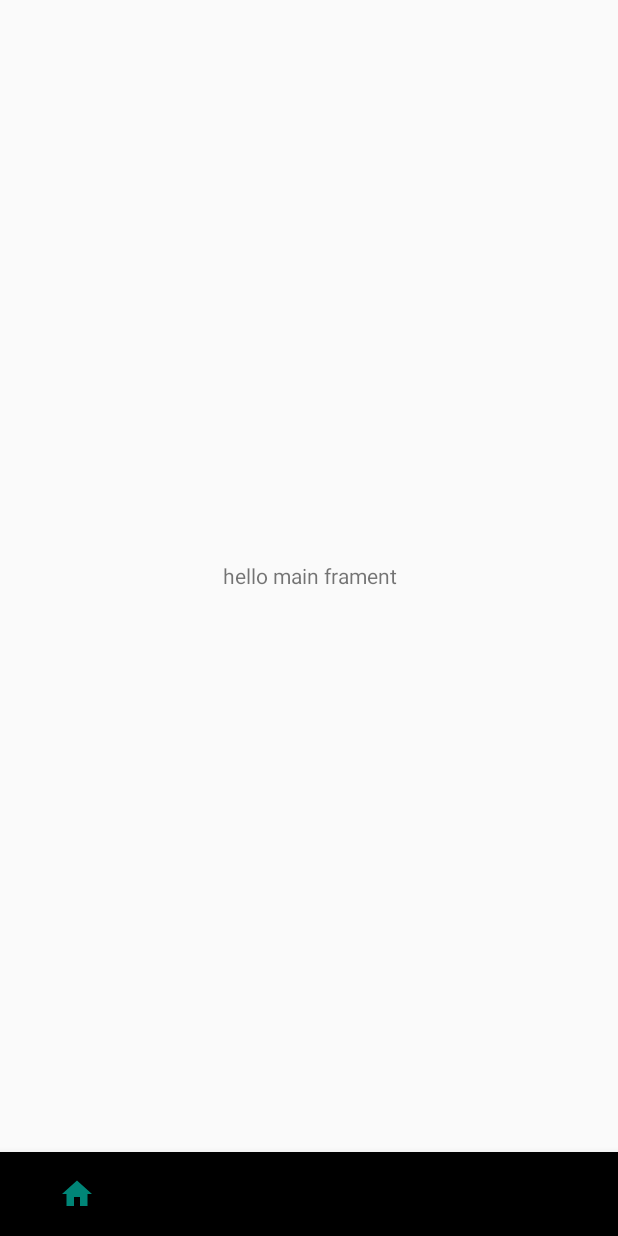
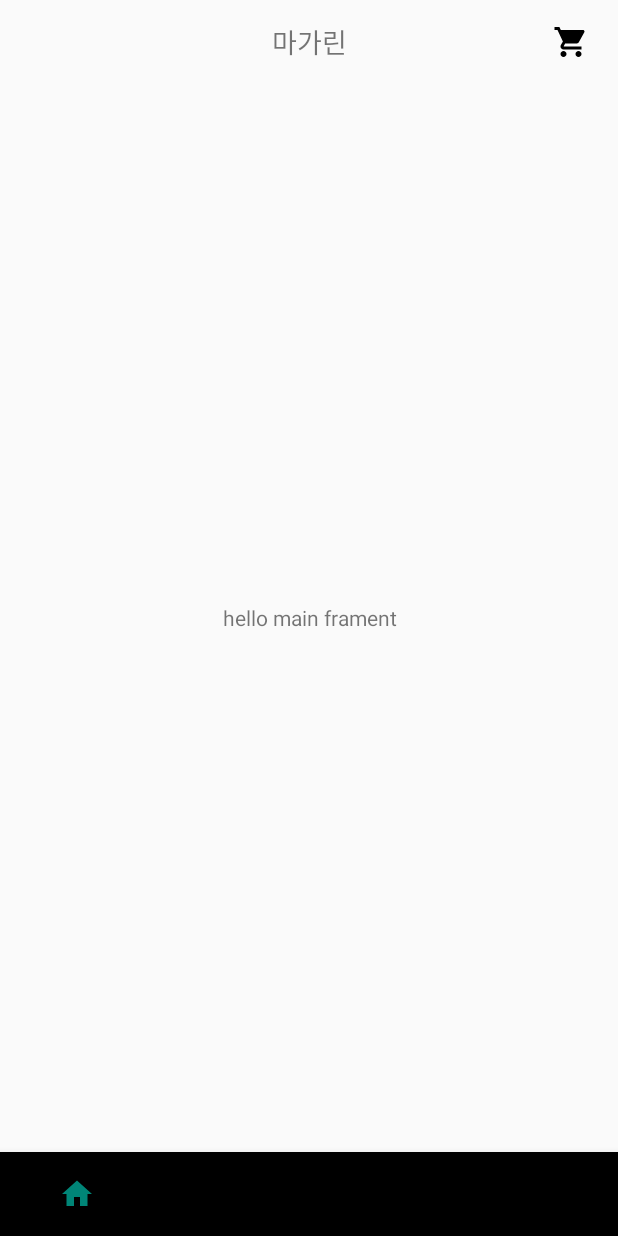
Before and after one commit to lagoJin/guPang, an Android app: the fragment MainFragment placed in its activity, on a phone screen of 412 x 824 dp. Run offline under Robolectric (Android 15) with nearby library versions, the phone set to English and light mode, and no system bars; our stand-ins replace data binding; 2 statements that could not run were skipped.

Commit message:
add CartActivity

```diff
--- a/app/src/main/AndroidManifest.xml
+++ b/app/src/main/AndroidManifest.xml
@@ -14,7 +14,6 @@
         android:roundIcon="@mipmap/ic_launcher_round"
         android:supportsRtl="true"
         android:theme="@style/AppTheme">
-        <activity android:name=".mvvm.view.LocationActivity"></activity>
         <activity
             android:name=".mvvm.view.SplashActivity"
             android:theme="@style/SplashTheme">
@@ -28,6 +27,8 @@
         <activity android:name=".mvvm.view.GuideActivity" />
         <activity android:name=".mvvm.view.MainActivity" />
         <activity android:name=".mvvm.view.MapActivity" />
+        <activity android:name=".mvvm.view.LocationActivity" />
+        <activity android:name=".mvvm.view.CartActivity" />
 
         <meta-data
             android:name="com.kakao.sdk.AppKey"
--- /dev/null
+++ b/app/src/main/res/drawable/ic_shopping_cart_24dp.xml
@@ -0,0 +1,9 @@
+<vector xmlns:android="http://schemas.android.com/apk/res/android"
+        android:width="24dp"
+        android:height="24dp"
+        android:viewportWidth="24.0"
+        android:viewportHeight="24.0">
+    <path
+        android:fillColor="#FF000000"
+        android:pathData="M7,18c-1.1,0 -1.99,0.9 -1.99,2S5.9,22 7,22s2,-0.9 2,-2 -0.9,-2 -2,-2zM1,2v2h2l3.6,7.59 -1.35,2.45c-0.16,0.28 -0.25,0.61 -0.25,0.96 0,1.1 0.9,2 2,2h12v-2L7.42,15c-0.14,0 -0.25,-0.11 -0.25,-0.25l0.03,-0.12 0.9,-1.63h7.45c0.75,0 1.41,-0.41 1.75,-1.03l3.58,-6.49c0.08,-0.14 0.12,-0.31 0.12,-0.48 0,-0.55 -0.45,-1 -1,-1L5.21,4l-0.94,-2L1,2zM17,18c-1.1,0 -1.99,0.9 -1.99,2s0.89,2 1.99,2 2,-0.9 2,-2 -0.9,-2 -2,-2z"/>
+</vector>
--- a/app/src/main/res/layout/fragment_main.xml
+++ b/app/src/main/res/layout/fragment_main.xml
@@ -10,6 +10,27 @@
         android:layout_height="match_parent"
         android:orientation="vertical">
 
+        <androidx.appcompat.widget.Toolbar
+            android:layout_width="match_parent"
+            android:layout_height="56dp">
+
+            <TextView
+                android:layout_width="wrap_content"
+                android:layout_height="wrap_content"
+                android:layout_gravity="center"
+                android:text="@string/magarine"
+                android:textSize="18sp" />
+
+            <ImageButton
+                android:id="@+id/btnCart"
+                android:layout_width="wrap_content"
+                android:layout_height="wrap_content"
+                android:layout_gravity="end"
+                android:layout_marginEnd="19dp"
+                android:background="@android:color/transparent"
+                android:src="@drawable/ic_shopping_cart_24dp" />
+        </androidx.appcompat.widget.Toolbar>
+
         <TextView
             android:layout_width="match_parent"
             android:layout_height="match_parent"
--- a/app/src/main/res/values/strings.xml
+++ b/app/src/main/res/values/strings.xml
@@ -1,5 +1,6 @@
 <resources>
     <string name="app_name">Magarine</string>
+    <string name="magarine">마가린</string>
 
     <!--common-->
     <string name="no">아니요</string>
```
Also changed, not shown: app/src/main/java/kr/co/express9/client/mvvm/view/CartActivity.kt (added, +13 -0 lines), app/src/main/res/layout/activity_cart.xml (added, +20 -0 lines).
